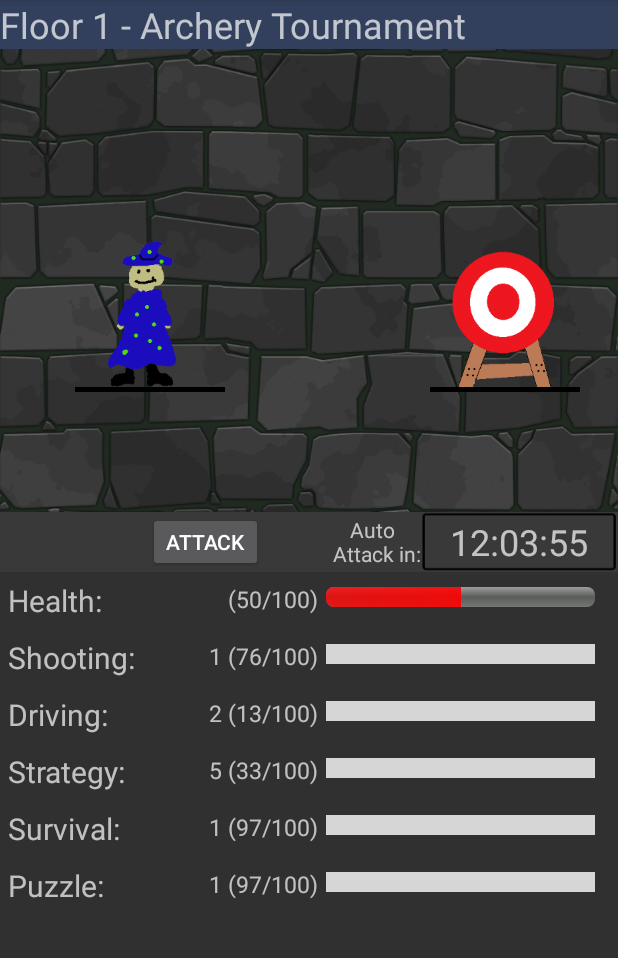
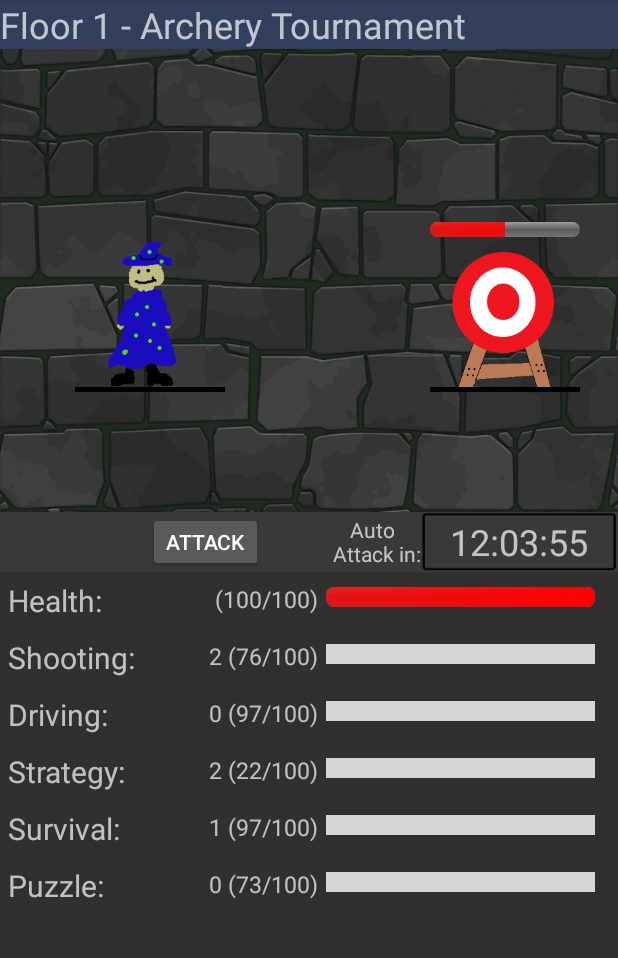
Before and after one commit to jspspike/SteamRPG, an Android app: the screen it shows after launch (MainActivity), on a phone screen of 412 x 824 dp, the part 84-1042 px from its top. Run offline under Robolectric (Android 15) with nearby library versions, the light colour scheme and no system bars; our stand-ins replace AdMob; 5 statements that could not run were skipped.

Commit message:
Health bars are functional

```diff
--- a/app/src/main/java/com/example/johnson_849323/steamrpg/MainActivity.java
+++ b/app/src/main/java/com/example/johnson_849323/steamrpg/MainActivity.java
@@ -1,14 +1,45 @@
 package com.example.johnson_849323.steamrpg;
 
 import android.app.Activity;
+import android.app.AlertDialog;
+import android.content.DialogInterface;
 import android.os.Bundle;
 import android.view.Menu;
 import android.view.MenuItem;
+import android.view.View;
+import android.widget.ImageView;
+import android.widget.ProgressBar;
+import android.widget.TextView;
+
 import com.google.android.gms.ads.AdRequest;
 import com.google.android.gms.ads.AdView;
 
+import java.util.ArrayList;
+
 
 public class MainActivity extends Activity {
+
+    Enemy enemy;
+    Player player = new Player();
+    int damage = 5;
+
+    private ProgressBar mProgress;
+    private ProgressBar mProgress2;
+    private ProgressBar mProgress3;
+    private ProgressBar mProgress4;
+    private ProgressBar mProgress5;
+    private ProgressBar mProgress6;
+    private ProgressBar mProgress7;
+
+    public int shooting = 276;
+    public int driving = 97;
+    public int strategy = 342;
+    public int survival = 222;
+    public int puzzle = 73;
+
+    ArrayList<Enemy> enemies = new ArrayList();
+
+
 
     @Override
     protected void onCreate(Bundle savedInstanceState) {
@@ -18,6 +49,18 @@ public class MainActivity extends Activity {
         AdView mAdView = (AdView) findViewById(R.id.adView);
         AdRequest adRequest = new AdRequest.Builder().build();
         mAdView.loadAd(adRequest);
+
+        enemies.add(new Enemy(50,12));
+        enemies.add(new Enemy(75,24));
+
+        enemy = enemies.get(0);
+
+        mProgress2 = (ProgressBar) findViewById(R.id.enemy_health);
+        mProgress2.setMax(enemy.getHealth());
+
+
+
+        update();
 
     }
 
@@ -43,4 +86,137 @@ public class MainActivity extends Activity {
 
         return super.onOptionsItemSelected(item);
     }
+
+    public void attack(View view){
+        enemy.setHealth(enemy.getHealth() - (int)(damage * skillMod(enemy.getSkill())));
+
+        mProgress2 = (ProgressBar) findViewById(R.id.enemy_health);
+        mProgress2.setProgress(enemy.getHealth());
+
+        if(enemy.getHealth() < 1){
+            nextFloor();
+        }
+
+
+
+        player.setHealth(player.getHealth() - (int)(enemy.getDamage() / skillMod(enemy.getSkill())));
+
+        if(player.getHealth() < 1){
+            new AlertDialog.Builder(this)
+                    .setTitle("You Died")
+                    .setMessage("Get good scrub")
+                    .setPositiveButton(android.R.string.yes, new DialogInterface.OnClickListener() {
+                        public void onClick(DialogInterface dialog, int which) {
+                            reset();
+                        }
+                    })
+                    .show();
+        }
+
+
+        mProgress = (ProgressBar) findViewById(R.id.progressBar);
+        mProgress.setProgress(player.getHealth());
+
+
+        TextView healthT = (TextView) findViewById(R.id.healthFrac);
+        healthT.setText("(" + player.getHealth() + "/100)");
+
+    }
+
+    public void nextFloor(){
+        ImageView back = (ImageView) findViewById(R.id.background);
+        back.setImageResource(R.drawable.track);
+
+        TextView floor = (TextView) findViewById(R.id.floor);
+        floor.setText("Floor 2 - Race");
+
+        mProgress2 = (ProgressBar) findViewById(R.id.enemy_health);
+        mProgress2.setProgress(mProgress2.getMax());
+        enemy = enemies.get(1);
+        update();
+
+
+    }
+
+    public void reset() {
+        enemy.setHealth(100);
+        player.setHealth(100);
+
+        mProgress2 = (ProgressBar) findViewById(R.id.enemy_health);
+        mProgress2.setProgress(enemy.getHealth());
+
+        mProgress = (ProgressBar) findViewById(R.id.progressBar);
+        mProgress.setProgress(player.getHealth());
+
+        resetFloor();
+        update();
+    }
+
+    public void resetFloor(){
+        ImageView back = (ImageView) findViewById(R.id.background);
+        back.setImageResource(R.drawable.dungeon_back);
+
+        TextView floor = (TextView) findViewById(R.id.floor);
+        floor.setText("Floor 1 - Archery Tournament");
+
+    }
+
+    public void update(){
+
+        mProgress = (ProgressBar) findViewById(R.id.progressBar);
+        mProgress.setProgress(player.getHealth());
+
+        mProgress2 = (ProgressBar) findViewById(R.id.enemy_health);
+        mProgress2.setProgress(enemy.getHealth());
+
+        TextView healthT = (TextView) findViewById(R.id.healthFrac);
+        healthT.setText("(" + player.getHealth() + "/100)");
+
+        mProgress3 = (ProgressBar) findViewById(R.id.progressBar2);
+        mProgress3.setProgress(shooting%100);
+
+        TextView shootF = (TextView) findViewById(R.id.shootingFrac);
+        shootF.setText((int)(shooting/100) +  " (" + (shooting%100) + "/100)");
+
+        mProgress4 = (ProgressBar) findViewById(R.id.progressBar3);
+        mProgress4.setProgress(driving%100);
+
+        TextView driveF = (TextView) findViewById(R.id.drivingFrac);
+        driveF.setText((int)(driving/100) +  " (" + (driving%100) + "/100)");
+
+        mProgress5 = (ProgressBar) findViewById(R.id.progressBar4);
+        mProgress5.setProgress(strategy%100);
+
+        TextView stratF = (TextView) findViewById(R.id.strategyFrac);
+        stratF.setText((int)(strategy/100) +  " (" + (strategy%100) + "/100)");
+
+        mProgress6 = (ProgressBar) findViewById(R.id.progressBar5);
+        mProgress6.setProgress(survival%100);
+
+        TextView surF = (TextView) findViewById(R.id.strategyFrac);
+        surF.setText((int)(survival/100) +  " (" + (survival%100) + "/100)");
+
+        mProgress7 = (ProgressBar) findViewById(R.id.progressBar6);
+        mProgress7.setProgress(puzzle%100);
+
+        TextView puzF = (TextView) findViewById(R.id.puzzleFrac);
+        puzF.setText((int)(puzzle/100) +  " (" + (puzzle%100) + "/100)");
+
+    }
+
+    public double skillMod(String sk){
+        switch(sk){
+            case "shooting": return (shooting * .01);
+            case "driving": return (driving * .01);
+        }
+        return 1;
+
+    }
+
+    public void tap(View view){
+        shooting++;
+        update();
+    }
+
+
 }
--- /dev/null
+++ b/app/src/main/java/com/example/johnson_849323/steamrpg/Player.java
@@ -0,0 +1,25 @@
+package com.example.johnson_849323.steamrpg;
+
+/**
+ * Created by Eddie on 4/15/2016.
+ */
+
+
+
+public class Player {
+
+    int health = 100;
+
+    public double getSkillMod(String sk){
+
+        return 1.5;
+    }
+
+    public void setHealth(int h){
+        health = h;
+    }
+
+    public int getHealth(){
+        return health;
+    }
+}
--- a/app/src/main/res/layout/activity_main.xml
+++ b/app/src/main/res/layout/activity_main.xml
@@ -4,7 +4,8 @@
     xmlns:ads="http://schemas.android.com/apk/res-auto"
     android:layout_width="match_parent"
     android:layout_height="match_parent"
-    tools:context=".MainActivity">
+    tools:context=".MainActivity"
+    android:onClick="tap">
 
     <TextView
         android:id="@+id/floor"
@@ -17,7 +18,7 @@
         android:textSize="24dp" />
 
     <ImageView
-        android:id="@+id/imageView"
+        android:id="@+id/background"
         android:layout_width="fill_parent"
         android:layout_height="wrap_content"
         android:layout_alignStart="@+id/floor"
@@ -30,7 +31,7 @@
         android:layout_width="fill_parent"
         android:layout_height="40dp"
         android:layout_alignParentStart="true"
-        android:layout_below="@+id/imageView"
+        android:layout_below="@+id/background"
         android:background="#ff393939" />
 
     <Button
@@ -39,10 +40,11 @@
         android:layout_width="wrap_content"
         android:layout_height="25dp"
         android:layout_alignBottom="@+id/imageView2"
-        android:layout_below="@+id/imageView"
+        android:layout_below="@+id/background"
         android:layout_marginEnd="43dp"
         android:layout_toStartOf="@+id/timer_text"
-        android:text="Attack" />
+        android:text="Attack"
+        android:onClick="attack" />
 
     <TextView
         android:id="@+id/timer"
@@ -50,7 +52,7 @@
         android:layout_height="wrap_content"
         android:layout_alignBottom="@+id/imageView2"
         android:layout_alignParentEnd="true"
-        android:layout_below="@+id/imageView"
+        android:layout_below="@+id/background"
         android:background="@drawable/rectangle3"
         android:gravity="center"
         android:padding="2px"
@@ -62,7 +64,7 @@
         android:layout_width="wrap_content"
         android:layout_height="wrap_content"
         android:layout_alignBottom="@+id/attack_button"
-        android:layout_below="@+id/imageView"
+        android:layout_below="@+id/background"
         android:layout_toStartOf="@+id/timer"
         android:gravity="center"
         android:text="Auto \n Attack in:" />
@@ -98,7 +100,7 @@
         android:background="#ff000000" />
 
     <ImageView
-        android:id="@+id/imageView5"
+        android:id="@+id/avatar2"
         android:layout_width="wrap_content"
         android:layout_height="wrap_content"
         android:layout_alignBottom="@+id/imageView3"
@@ -107,6 +109,21 @@
         android:layout_alignTop="@+id/imageView3"
         android:adjustViewBounds="true"
         android:src="@drawable/target" />
+
+    <ProgressBar
+        android:id="@+id/enemy_health"
+        style="?android:attr/progressBarStyleHorizontal"
+        android:paddingBottom="0dp"
+        android:paddingLeft="0dp"
+        android:paddingRight="0dp"
+        android:paddingTop="0dp"
+        android:progress="50"
+        android:progressDrawable="@drawable/custom_progressbar"
+        android:layout_height="10dp"
+        android:layout_width="match_parent"
+        android:layout_above="@+id/avatar2"
+        android:layout_alignStart="@+id/avatar2"
+        android:layout_alignEnd="@+id/avatar2" />
 
 
     <ScrollView xmlns:android="http://schemas.android.com/apk/res/android"
@@ -209,7 +226,7 @@
                 android:layout_alignParentStart="true" />
 
             <TextView
-                android:id="@+id/drvingingFrac"
+                android:id="@+id/drivingFrac"
                 android:layout_width="wrap_content"
                 android:layout_height="wrap_content"
                 android:paddingLeft="5dp"
```
Also changed, not shown: app/src/main/res/drawable-xhdpi/track.png (added), 1 other file.
